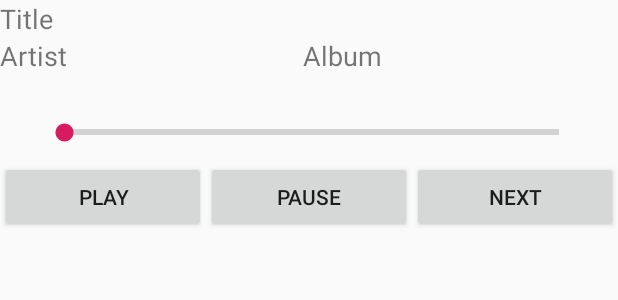
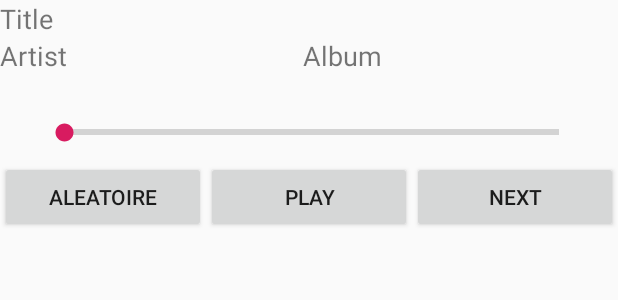
Before and after one commit to NanaChrs/AndroidMP3, an Android app: the layout fragment_audio.xml on its own in the app's theme, with its tools: preview values and no code run, on a phone screen of 412 x 824 dp. Shown: the top 300 px of the screen. Run offline under Robolectric (Android 15) with nearby library versions, the phone set to English and light mode, and no system bars.

Commit message:
Bouton play=pause  + boutton aléatoire

```diff
--- a/EssaiMP31/app/src/main/java/com/morgane/isen/essai_mp3_1/Constants.java
+++ b/EssaiMP31/app/src/main/java/com/morgane/isen/essai_mp3_1/Constants.java
@@ -6,6 +6,8 @@ public class Constants {
         public static final String EXTRA_ARTIST = "extraArtist";
         public static final String EXTRA_ALBUM = "extraAlbum";
         public static final String EXTRA_PATH = "extraPath";
+        public static final String EXTRA_ALEATOIRE = "extraAleatoire";
+        public static final String EXTRA_PLAY = "extraPlay";
 
     }
 }
--- a/EssaiMP31/app/src/main/java/com/morgane/isen/essai_mp3_1/GlobalMediaPlayer.java
+++ b/EssaiMP31/app/src/main/java/com/morgane/isen/essai_mp3_1/GlobalMediaPlayer.java
@@ -12,5 +12,8 @@ import java.util.List;
 public interface GlobalMediaPlayer{
     MediaPlayer mediaPlayer= new MediaPlayer();
     List<AudioFile> audioFiles = new ArrayList<>();
+    String play ="Play";
+    String aleatoire ="Non Aleatoire";
+
     //int getTrackId(String nom);
 }
--- a/EssaiMP31/app/src/main/res/layout/fragment_audio.xml
+++ b/EssaiMP31/app/src/main/res/layout/fragment_audio.xml
@@ -65,6 +65,7 @@
                 android:layout_width="match_parent"
                 android:layout_height="match_parent"
                 android:orientation="horizontal" />
+
             <LinearLayout
                 android:layout_width="match_parent"
                 android:layout_height="58dp"
@@ -79,8 +80,8 @@
                     android:layout_alignParentLeft="true"
                     android:layout_alignParentTop="true"
                     android:layout_marginLeft="23dp"
+                    android:layout_marginTop="20dp"
                     android:layout_marginRight="23dp"
-                    android:layout_marginTop="20dp"
                     android:indeterminate="false"
                     android:max="100"
                     android:minWidth="200dp"
@@ -96,22 +97,22 @@
                 android:orientation="horizontal">
 
                 <Button
+                    android:id="@+id/aleatoireButton"
+                    android:layout_width="fill_parent"
+                    android:layout_height="wrap_content"
+                    android:layout_weight="1"
+                    android:text="Aleatoire" />
+
+                <Button
                     android:id="@+id/playbis"
-                    android:layout_width="wrap_content"
+                    android:layout_width="fill_parent"
                     android:layout_height="wrap_content"
                     android:layout_weight="1"
                     android:text="Play" />
 
                 <Button
-                    android:id="@+id/pauseButton"
-                    android:layout_width="wrap_content"
-                    android:layout_height="wrap_content"
-                    android:layout_weight="1"
-                    android:text="Pause" />
-
-                <Button
-                    android:id="@+id/stopButton"
-                    android:layout_width="wrap_content"
+                    android:id="@+id/nextButton"
+                    android:layout_width="fill_parent"
                     android:layout_height="wrap_content"
                     android:layout_weight="1"
                     android:text="Next" />
```
Also changed, not shown: EssaiMP31/app/src/main/java/com/morgane/isen/essai_mp3_1/MP3Activity.kt (+26 -2 lines), EssaiMP31/app/src/main/java/com/morgane/isen/essai_mp3_1/fragments/AudioFragment.kt (+81 -29 lines).
